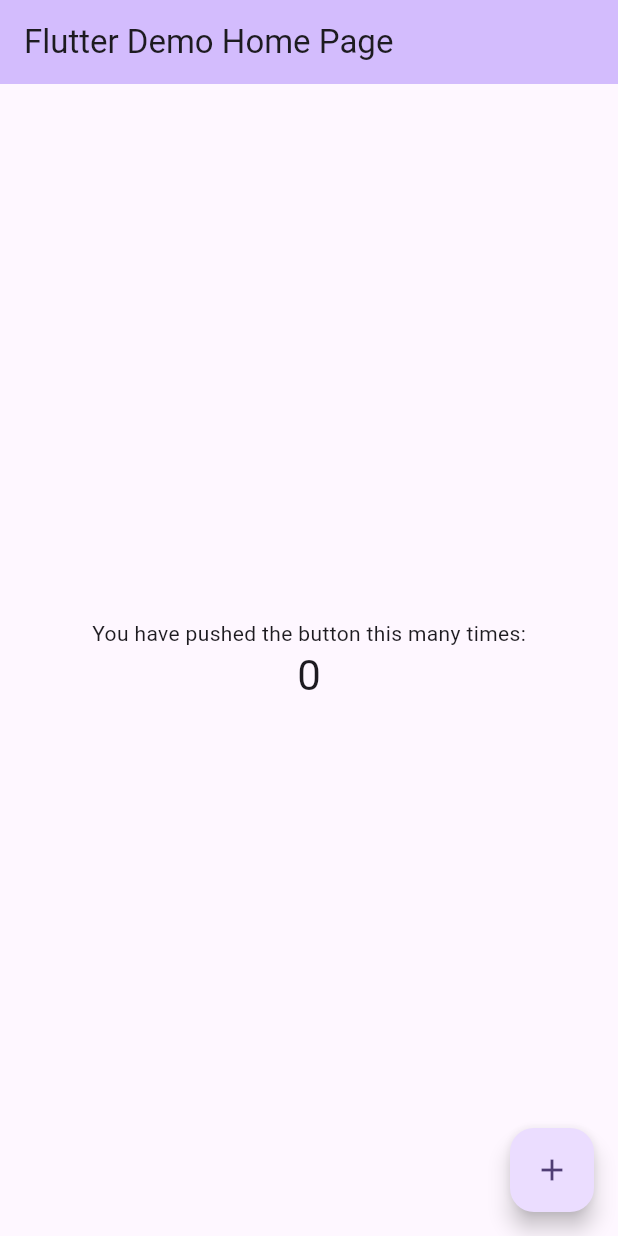
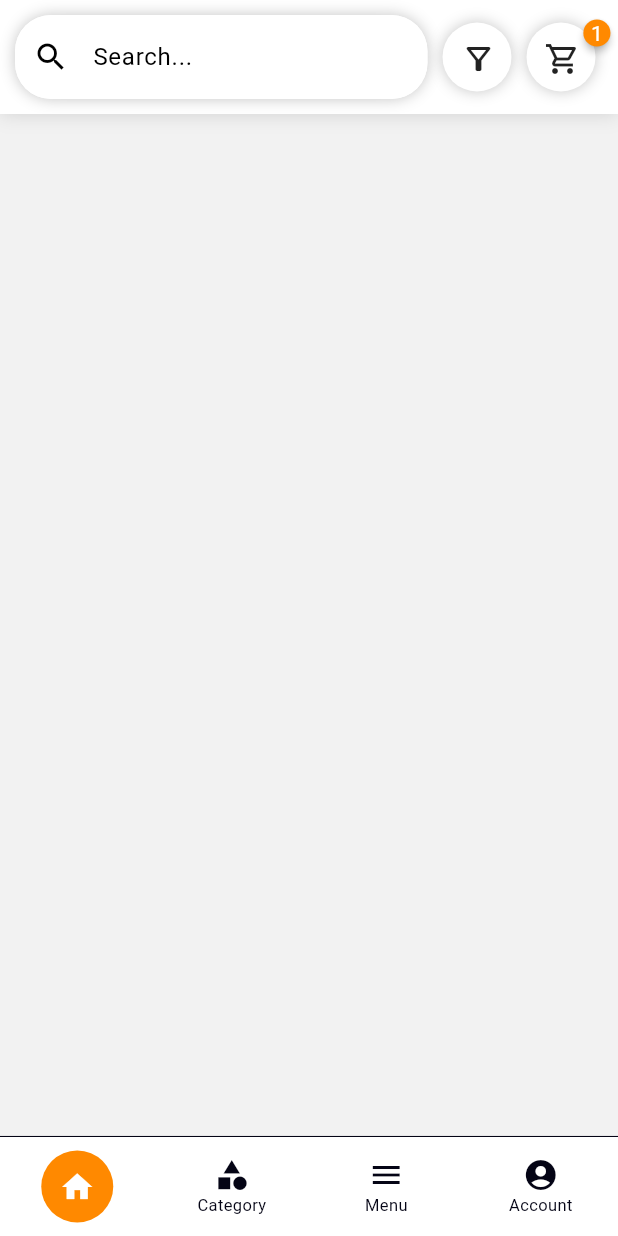
Before and after one commit to wafiyanwarul/market_rush, a Flutter app: the screen it shows after launch, on a phone screen of 412 x 824 dp. Run offline on Flutter 3.47's test engine with Material 3 defaults, Android fonts, the phone set to English and light mode, and no system bars; drawn by our look-alikes of badges, flutter_snake_navigationbar; our stand-ins replace get.

Commit message:
:star:update theme and app header

```diff
--- /dev/null
+++ b/lib/component/main_header.dart
@@ -0,0 +1,102 @@
+import 'package:flutter/material.dart';
+import 'package:badges/badges.dart' as badges;
+
+class MainHeader extends StatelessWidget {
+  const MainHeader({super.key});
+
+  @override
+  Widget build(BuildContext context) {
+    return Container(
+      decoration: BoxDecoration(color: Colors.white, boxShadow: <BoxShadow>[
+        BoxShadow(
+          color: Colors.grey.withOpacity(0.4),
+          blurRadius: 10,
+        )
+      ]),
+      padding: const EdgeInsets.all(10),
+      child: Row(
+        children: [
+          Expanded(
+            child: Container(
+              decoration: BoxDecoration(
+                  color: Colors.white,
+                  borderRadius: const BorderRadius.all(
+                    Radius.circular(24),
+                  ),
+                  boxShadow: <BoxShadow>[
+                    BoxShadow(
+                      color: Colors.grey.withOpacity(0.6),
+                      offset: const Offset(0, 0),
+                      blurRadius: 8,
+                    ),
+                  ]),
+              child: TextField(
+                autofocus: false,
+                onSubmitted: (val) {},
+                onChanged: (val) {},
+                decoration: InputDecoration(
+                  contentPadding: const EdgeInsets.symmetric(
+                    horizontal: 14,
+                    vertical: 16,
+                  ),
+                  fillColor: Colors.white,
+                  filled: true,
+                  border: OutlineInputBorder(
+                    borderRadius: BorderRadius.circular(24),
+                    borderSide: BorderSide.none,
+                  ),
+                  hintText: "Search...",
+                  prefixIcon: const Icon(Icons.search),
+                ),
+              ),
+            ),
+          ),
+          const SizedBox(width: 10),
+          Container(
+            height: 46,
+            width: 46,
+            decoration: BoxDecoration(
+                color: Colors.white,
+                shape: BoxShape.circle,
+                boxShadow: <BoxShadow>[
+                  BoxShadow(
+                    color: Colors.grey.withOpacity(0.6),
+                    blurRadius: 8,
+                  )
+                ]),
+            padding: const EdgeInsets.all(12),
+            child: const Icon(Icons.filter_alt_outlined),
+          ),
+          const SizedBox(width: 10),
+          badges.Badge(
+            badgeContent: const Text(
+              '1',
+              style: TextStyle(
+                color: Colors.white,
+              ),
+            ),
+            badgeStyle: badges.BadgeStyle(
+              badgeColor: Theme.of(context).primaryColor,
+            ),
+            child: Container(
+              height: 46,
+              width: 46,
+              decoration: BoxDecoration(
+                  color: Colors.white,
+                  shape: BoxShape.circle,
+                  boxShadow: <BoxShadow>[
+                    BoxShadow(
+                      color: Colors.grey.withOpacity(0.6),
+                      blurRadius: 8,
+                    )
+                  ]),
+              padding: const EdgeInsets.all(12),
+              child: const Icon(Icons.shopping_cart_outlined),
+            ),
+          ),
+          const SizedBox(width: 5),
+        ],
+      ),
+    );
+  }
+}
--- /dev/null
+++ b/lib/controller/dashboard_controller.dart
@@ -0,0 +1,10 @@
+import 'package:get/get.dart';
+
+class DashboardController extends GetxController {
+  var tabIndex = 0;
+
+  void updateIndex(int index) {
+    tabIndex = index;
+    update();
+  }
+}
--- a/lib/main.dart
+++ b/lib/main.dart
@@ -1,4 +1,8 @@
 import 'package:flutter/material.dart';
+import 'package:get/get.dart';
+import 'package:market_rush/route/app_page.dart';
+import 'package:market_rush/route/app_route.dart';
+import 'package:market_rush/theme/app_theme.dart';
 
 void main() {
   runApp(const MyApp());
@@ -7,65 +11,14 @@
 class MyApp extends StatelessWidget {
   const MyApp({super.key});
 
-  // This widget is the root of your application.
   @override
   Widget build(BuildContext context) {
-    return MaterialApp(
-      title: 'Flutter Demo',
-      theme: ThemeData(
-        colorScheme: ColorScheme.fromSeed(seedColor: Colors.deepPurple),
-        useMaterial3: true,
-      ),
-      home: const MyHomePage(title: 'Flutter Demo Home Page'),
+    return GetMaterialApp(
+      getPages: AppPage.list,
+      initialRoute: AppRoute.dashboard,
+      debugShowCheckedModeBanner: false,
+      theme: AppTheme.lightTheme,
+      themeMode: ThemeMode.light,
     );
   }
 }
-
-class MyHomePage extends StatefulWidget {
-  const MyHomePage({super.key, required this.title});
-  final String title;
-
-  @override
-  State<MyHomePage> createState() => _MyHomePageState();
-}
-
-class _MyHomePageState extends State<MyHomePage> {
-  int _counter = 0;
-
-  void _incrementCounter() {
-    setState(() {
-      _counter++;
-    });
-  }
-
-  @override
-  Widget build(BuildContext context) {
-    return Scaffold(
-      appBar: AppBar(
-        backgroundColor: Theme.of(context).colorScheme.inversePrimary,
-        title: Text(widget.title),
-      ),
-      body: Center(
-        // Center is a layout widget. It takes a single child and positions it
-        // in the middle of the parent.
-        child: Column(
-          mainAxisAlignment: MainAxisAlignment.center,
-          children: <Widget>[
-            const Text(
-              'You have pushed the button this many times:',
-            ),
-            Text(
-              '$_counter',
-              style: Theme.of(context).textTheme.headlineMedium,
-            ),
-          ],
-        ),
-      ),
-      floatingActionButton: FloatingActionButton(
-        onPressed: _incrementCounter,
-        tooltip: 'Increment',
-        child: const Icon(Icons.add),
-      ), // This trailing comma makes auto-formatting nicer for build methods.
-    );
-  }
-}
--- /dev/null
+++ b/lib/route/app_page.dart
@@ -0,0 +1,14 @@
+import 'package:get/get.dart';
+import 'package:market_rush/route/app_route.dart';
+import 'package:market_rush/view/dashboard/dashboard_binding.dart';
+import 'package:market_rush/view/dashboard/dashboard_screen.dart';
+
+class AppPage {
+  static var list = [
+    GetPage(
+      name: AppRoute.dashboard,
+      page: () => const DashboardScreen(),
+      binding: DashboardBinding(),
+    )
+  ];
+}
--- /dev/null
+++ b/lib/route/app_route.dart
@@ -0,0 +1,3 @@
+class AppRoute {
+  static const String dashboard = "/";
+}
--- /dev/null
+++ b/lib/theme/app_theme.dart
@@ -0,0 +1,40 @@
+import 'package:flutter/material.dart';
+import 'package:flutter/scheduler.dart';
+import 'package:flutter/services.dart';
+
+class AppTheme {
+  static Color lightBackgroundColor = const Color(0xfff2f2f2);
+  static Color lightPrimaryColor = const Color(0xffff8900);
+  static Color lightSecondaryColor = const Color(0xff040415);
+  static Color lightAccentColor = Colors.blueAccent.shade200;
+  static Color lightParticlesColor = const Color(0x44948282);
+  static Color lightTextColor = Colors.black54;
+
+  const AppTheme._();
+
+  static final lightTheme = ThemeData(
+    brightness: Brightness.light,
+    primaryColor: lightPrimaryColor,
+    scaffoldBackgroundColor: lightBackgroundColor,
+    visualDensity: VisualDensity.adaptivePlatformDensity,
+    appBarTheme: AppBarTheme(backgroundColor: lightPrimaryColor),
+    colorScheme: ColorScheme.light(secondary: lightSecondaryColor),
+    textButtonTheme: TextButtonThemeData(
+      style: TextButton.styleFrom(
+        foregroundColor: lightBackgroundColor,
+      ),
+    ),
+  );
+
+  static Brightness get currentSystemBrightness => SchedulerBinding.instance!.window.platformBrightness;
+
+  static setStatusBarAndNavigationBarColors(ThemeMode themeMode) {
+    SystemChrome.setSystemUIOverlayStyle(SystemUiOverlayStyle(
+      statusBarColor: Colors.transparent,
+      statusBarIconBrightness: Brightness.light,
+      systemNavigationBarIconBrightness: Brightness.light,
+      systemNavigationBarColor: lightBackgroundColor,
+      systemNavigationBarDividerColor: Colors.transparent,
+    ));
+  }
+}
--- /dev/null
+++ b/lib/view/dashboard/dashboard_binding.dart
@@ -0,0 +1,9 @@
+import 'package:get/get.dart';
+import 'package:market_rush/controller/dashboard_controller.dart';
+
+class DashboardBinding extends Bindings {
+  @override
+  void dependencies() {
+    Get.put(DashboardController());
+  }
+}
--- /dev/null
+++ b/lib/view/dashboard/dashboard_screen.dart
@@ -0,0 +1,64 @@
+import 'package:flutter/material.dart';
+import 'package:flutter_snake_navigationbar/flutter_snake_navigationbar.dart';
+import 'package:get/get.dart';
+import 'package:market_rush/controller/dashboard_controller.dart';
+import 'package:market_rush/view/home/home_screen.dart';
+
+class DashboardScreen extends StatelessWidget {
+  const DashboardScreen({super.key});
+
+  @override
+  Widget build(BuildContext context) {
+    return GetBuilder<DashboardController>(
+      builder: (controller) => Scaffold(
+        body: SafeArea(
+          child: IndexedStack(
+            index: controller.tabIndex,
+            children: [
+              const HomeScreen(),
+              Container(
+                color: Colors.red,
+              ),
+              Container(
+                color: Colors.blue,
+              ),
+              Container(
+                color: Colors.orange,
+              ),
+            ],
+          ),
+        ),
+        bottomNavigationBar: Container(
+          decoration: BoxDecoration(
+              color: Colors.white,
+              border: Border(
+                  top: BorderSide(
+                color: Theme.of(context).colorScheme.secondary,
+                width: 0.7,
+              ))),
+          child: SnakeNavigationBar.color(
+            behaviour: SnakeBarBehaviour.floating,
+            snakeShape: SnakeShape.circle,
+            padding: const EdgeInsets.symmetric(vertical: 5),
+            unselectedLabelStyle: const TextStyle(fontSize: 11),
+            snakeViewColor: Theme.of(context).primaryColor,
+            unselectedItemColor: Theme.of(context).colorScheme.secondary,
+            showUnselectedLabels: true,
+            currentIndex: controller.tabIndex,
+            onTap: (val) {
+              controller.updateIndex(val);
+            },
+            items: const [
+              BottomNavigationBarItem(icon: Icon(Icons.home), label: 'Home'),
+              BottomNavigationBarItem(
+                  icon: Icon(Icons.category), label: 'Category'),
+              BottomNavigationBarItem(icon: Icon(Icons.menu), label: 'Menu'),
+              BottomNavigationBarItem(
+                  icon: Icon(Icons.account_circle), label: 'Account'),
+            ],
+          ),
+        ),
+      ),
+    );
+  }
+}
--- /dev/null
+++ b/lib/view/home/home_screen.dart
@@ -0,0 +1,17 @@
+import 'package:flutter/material.dart';
+import 'package:market_rush/component/main_header.dart';
+
+class HomeScreen extends StatelessWidget {
+  const HomeScreen({super.key});
+
+  @override
+  Widget build(BuildContext context) {
+    return const SafeArea(
+      child: Column(
+        children: [
+          MainHeader(),
+        ],
+      ),
+    );
+  }
+}
--- a/pubspec.yaml
+++ b/pubspec.yaml
@@ -35,6 +35,9 @@
   # The following adds the Cupertino Icons font to your application.
   # Use with the CupertinoIcons class for iOS style icons.
   cupertino_icons: ^1.0.6
+  get: ^4.6.6
+  flutter_snake_navigationbar: ^0.6.1
+  badges: ^3.1.2
 
 dev_dependencies:
   flutter_test:
```
Also changed, not shown: pubspec.lock.
